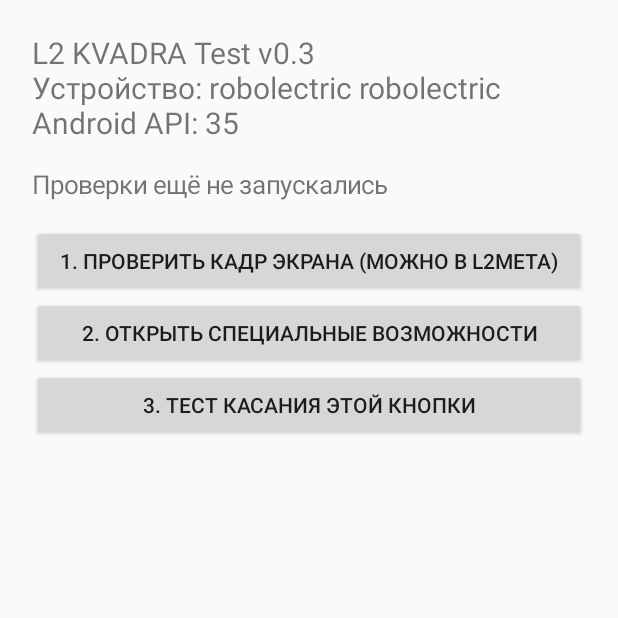
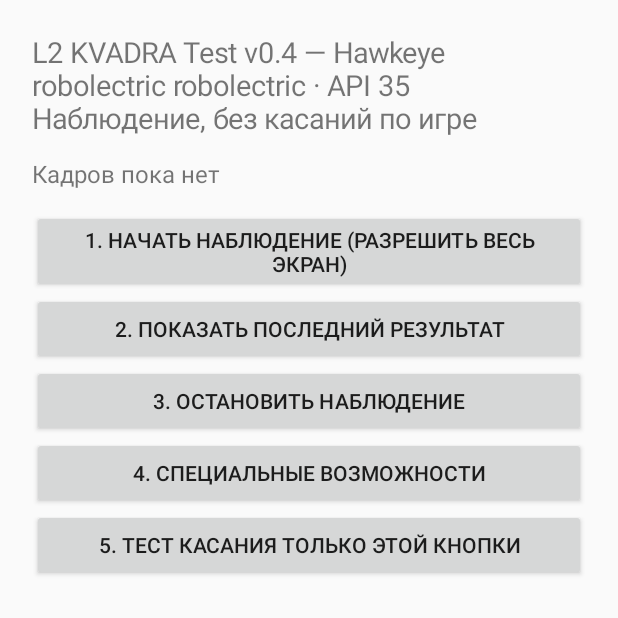
Before and after one commit to Ignatkaa/L2-KVADRA-Test, an Android app: the screen it shows after launch (MainActivity), on a phone screen of 412 x 824 dp, the top half of it. Run offline under Robolectric (Android 15) with nearby library versions, the phone set to English and light mode, and no system bars.

Commit message:
v0.4 observation mode: app/src/main/java/com/l2farm/kvadratest/MainActivity.kt

```diff
--- a/app/src/main/java/com/l2farm/kvadratest/MainActivity.kt
+++ b/app/src/main/java/com/l2farm/kvadratest/MainActivity.kt
@@ -5,66 +5,62 @@ import android.content.*
 import android.media.projection.MediaProjectionManager
 import android.os.*
 import android.provider.Settings
-import android.view.Gravity
-import android.view.View
 import android.widget.*
 
 class MainActivity : Activity() {
     private lateinit var status: TextView
     private lateinit var testButton: Button
     private val requestCode = 100
-    private val receiver = object : BroadcastReceiver() {
-        override fun onReceive(context: Context?, intent: Intent?) {
-            status.text = intent?.getStringExtra("message") ?: "Нет результата"
-        }
-    }
     override fun onCreate(savedInstanceState: Bundle?) {
         super.onCreate(savedInstanceState)
-        val layout = LinearLayout(this).apply { orientation = LinearLayout.VERTICAL; setPadding(32,32,32,32) }
-        fun button(label: String, action: (Button) -> Unit): Button {
-            val b = Button(this).apply { text = label; setOnClickListener { action(this) } }
+        val layout = LinearLayout(this).apply { orientation=LinearLayout.VERTICAL; setPadding(32,32,32,32) }
+        fun button(label:String, action:()->Unit): Button {
+            val b=Button(this).apply { text=label; setOnClickListener { action() } }
             layout.addView(b)
             return b
         }
-        layout.addView(TextView(this).apply { text = "L2 KVADRA Test v0.3\nУстройство: ${Build.MANUFACTURER} ${Build.MODEL}\nAndroid API: ${Build.VERSION.SDK_INT}"; textSize = 20f })
-        status = TextView(this).apply { text = "Проверки ещё не запускались"; textSize = 17f; setPadding(0,24,0,24) }
+        layout.addView(TextView(this).apply {
+            text="L2 KVADRA Test v0.4 — Hawkeye\n${Build.MANUFACTURER} ${Build.MODEL} · API ${Build.VERSION.SDK_INT}\nНаблюдение, без касаний по игре"
+            textSize=19f
+        })
+        status=TextView(this).apply { text="Ожидание проверки"; textSize=16f; setPadding(0,20,0,20) }
         layout.addView(status)
-        button("1. Проверить кадр экрана (можно в L2Meta)") {
-            val mgr = getSystemService(MEDIA_PROJECTION_SERVICE) as MediaProjectionManager
-            startActivityForResult(mgr.createScreenCaptureIntent(), requestCode)
+        button("1. Начать наблюдение (разрешить весь экран)") {
+            val mgr=getSystemService(MEDIA_PROJECTION_SERVICE) as MediaProjectionManager
+            startActivityForResult(mgr.createScreenCaptureIntent(),requestCode)
         }
-        button("2. Открыть специальные возможности") {
-            startActivity(Intent(Settings.ACTION_ACCESSIBILITY_SETTINGS))
+        button("2. Показать последний результат") { refresh() }
+        button("3. Остановить наблюдение") {
+            startService(Intent(this,CaptureService::class.java).setAction(CaptureService.ACTION_STOP))
+            refresh()
         }
-        testButton = button("3. Тест касания этой кнопки") {
-            if (TestAccessibilityService.instance == null) {
-                status.text = "Сначала включите службу L2 KVADRA Test в специальных возможностях"
-            } else {
-                val coords = IntArray(2)
-                testButton.getLocationOnScreen(coords)
-                val x = coords[0] + testButton.width / 2f
-                val y = coords[1] + testButton.height / 2f
-                TestAccessibilityService.instance?.tap(x, y) { ok ->
-                    runOnUiThread { status.text = if (ok) "Программный жест выполнен" else "Жест отменён" }
+        button("4. Специальные возможности") { startActivity(Intent(Settings.ACTION_ACCESSIBILITY_SETTINGS)) }
+        testButton=button("5. Тест касания только этой кнопки") {
+            val service=TestAccessibilityService.instance
+            if (service==null) status.text="Служба специальных возможностей выключена"
+            else {
+                val xy=IntArray(2)
+                testButton.getLocationOnScreen(xy)
+                service.tap(xy[0]+testButton.width/2f,xy[1]+testButton.height/2f) { ok ->
+                    runOnUiThread { status.text=if(ok) "Жест выполнен" else "Жест отменён" }
                 }
             }
         }
         setContentView(ScrollView(this).apply { addView(layout) })
     }
-    override fun onStart() {
-        super.onStart()
-        val filter = IntentFilter(CaptureService.ACTION_RESULT)
-        if (Build.VERSION.SDK_INT >= 33) registerReceiver(receiver, filter, RECEIVER_NOT_EXPORTED)
-        else @Suppress("DEPRECATION") registerReceiver(receiver, filter)
+    private fun refresh() {
+        val p=getSharedPreferences("diagnostics",MODE_PRIVATE)
+        status.text=p.getString("last","Кадров пока нет") ?: "Кадров пока нет"
     }
-    override fun onStop() { unregisterReceiver(receiver); super.onStop() }
+    override fun onResume() { super.onResume(); refresh() }
     @Deprecated("Deprecated in Android")
-    override fun onActivityResult(requestCode: Int, resultCode: Int, data: Intent?) {
-        super.onActivityResult(requestCode, resultCode, data)
-        if (requestCode == this.requestCode && resultCode == RESULT_OK && data != null) {
-            val i = Intent(this, CaptureService::class.java).putExtra(CaptureService.RESULT_CODE, resultCode).putExtra(CaptureService.RESULT_DATA, data)
-            startForegroundService(i)
-            status.text = "Ожидание кадра..."
-        } else status.text = "Захват отменён"
+    override fun onActivityResult(requestCode:Int,resultCode:Int,data:Intent?) {
+        super.onActivityResult(requestCode,resultCode,data)
+        if(requestCode==this.requestCode && resultCode==RESULT_OK && data!=null) {
+            startForegroundService(Intent(this,CaptureService::class.java)
+                .putExtra(CaptureService.RESULT_CODE,resultCode)
+                .putExtra(CaptureService.RESULT_DATA,data))
+            status.text="Наблюдение запущено. Переключитесь в L2Meta, затем вернитесь за результатом."
+        } else status.text="Разрешение на захват не предоставлено"
     }
 }
```
